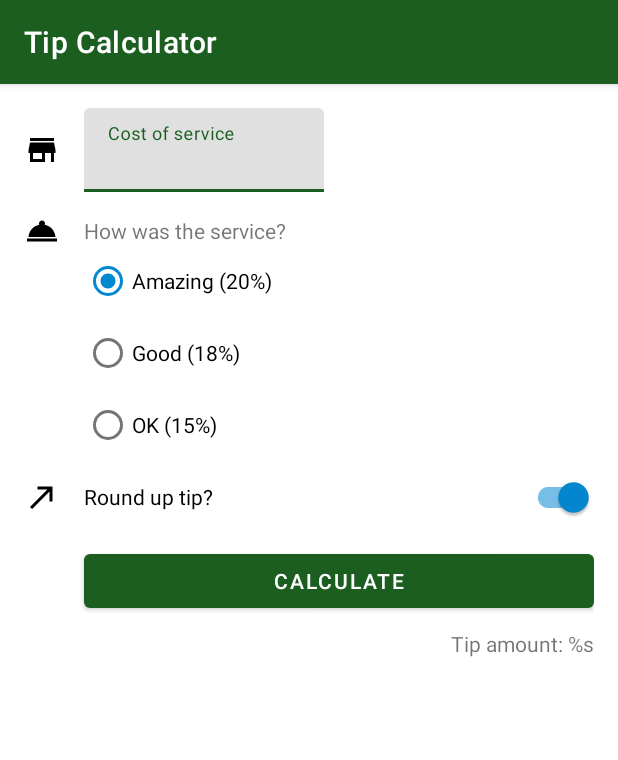
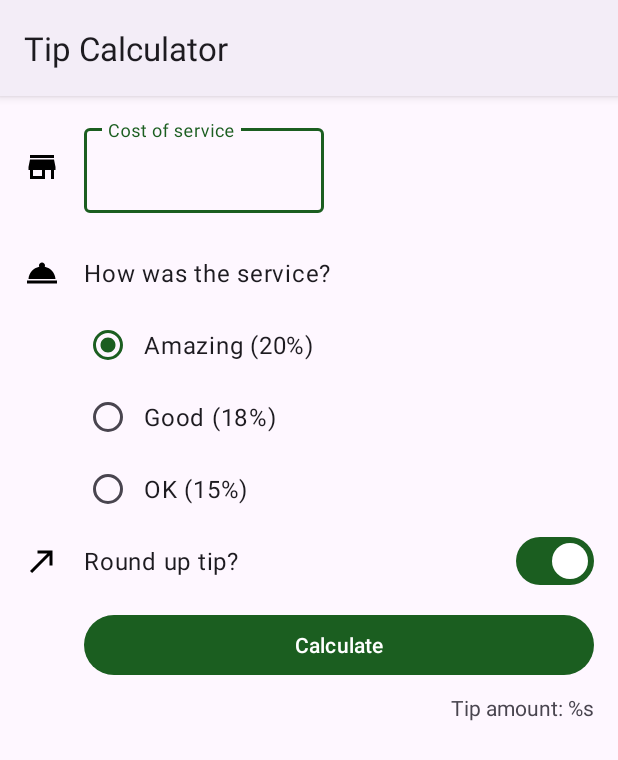
Before and after one commit to Daud94/Tip-Calculator, an Android app: the screen it shows after launch (MainActivity), on a phone screen of 412 x 824 dp. Shown: the top 760 px of the screen. Run offline under Robolectric (Android 15) with nearby library versions, the phone set to English and light mode, and no system bars; 4 statements that could not run were skipped.

Commit message:
styling and theming and enhancing UX

```diff
--- a/app/build.gradle
+++ b/app/build.gradle
@@ -40,9 +40,8 @@ dependencies {
 
     implementation 'androidx.core:core-ktx:1.8.0'
     implementation 'androidx.appcompat:appcompat:1.5.0'
-    implementation 'com.google.android.material:material:1.6.1'
     implementation 'androidx.constraintlayout:constraintlayout:2.1.4'
-    implementation 'com.google.android.material:material:1.6.1'
+    implementation 'com.google.android.material:material:1.7.0-beta01'
     testImplementation 'junit:junit:4.13.2'
     androidTestImplementation 'androidx.test.ext:junit:1.1.3'
     androidTestImplementation 'androidx.test.espresso:espresso-core:3.4.0'
--- a/app/src/main/res/layout/activity_main.xml
+++ b/app/src/main/res/layout/activity_main.xml
@@ -1,7 +1,11 @@
 <?xml version="1.0" encoding="utf-8"?>
-<androidx.constraintlayout.widget.ConstraintLayout xmlns:android="http://schemas.android.com/apk/res/android"
+<ScrollView
     xmlns:app="http://schemas.android.com/apk/res-auto"
     xmlns:tools="http://schemas.android.com/tools"
+    xmlns:android="http://schemas.android.com/apk/res/android"
+    android:layout_width="match_parent"
+    android:layout_height="match_parent">
+<androidx.constraintlayout.widget.ConstraintLayout xmlns:android="http://schemas.android.com/apk/res/android"
     android:layout_width="match_parent"
     android:layout_height="match_parent"
     android:padding="16dp"
@@ -44,13 +48,14 @@
         app:layout_constraintTop_toTopOf="@id/service_question"
         app:layout_constraintBottom_toBottomOf="@id/service_question"/>
 
-    <TextView
+    <com.google.android.material.textview.MaterialTextView
         android:id="@+id/service_question"
         android:layout_width="wrap_content"
         android:layout_height="wrap_content"
         android:text="@string/how_was_the_service"
         app:layout_constraintStart_toStartOf="@id/cost_of_service"
         app:layout_constraintTop_toBottomOf="@id/cost_of_service"
+        style="@style/Widget.TipTime.TextView"
         android:layout_marginTop="16dp"/>
 
     <RadioGroup
@@ -92,7 +97,7 @@
         app:layout_constraintBottom_toBottomOf="@id/round_up_switch"/>
 
 
-    <com.google.android.material.switchmaterial.SwitchMaterial
+    <com.google.android.material.materialswitch.MaterialSwitch
         android:id="@+id/round_up_switch"
         android:layout_width="0dp"
         android:layout_height="wrap_content"
@@ -100,6 +105,7 @@
         android:text="@string/round_up_tip"
         app:layout_constraintEnd_toEndOf="parent"
         android:layout_marginStart="16dp"
+        style="@style/Widget.TipTime.CompoundButton.Switch"
         app:layout_constraintStart_toEndOf="@id/ic_round_up"
         app:layout_constraintTop_toBottomOf="@id/tip_options" />
 
@@ -125,3 +131,4 @@
 
 
 </androidx.constraintlayout.widget.ConstraintLayout>
+</ScrollView>
--- a/app/src/main/res/values-night/themes.xml
+++ b/app/src/main/res/values-night/themes.xml
@@ -1,6 +1,6 @@
 <resources xmlns:tools="http://schemas.android.com/tools">
     <!-- Base application theme. -->
-    <style name="Theme.TipCalculator" parent="Theme.MaterialComponents.DayNight.DarkActionBar">
+    <style name="Theme.TipCalculator" parent="Theme.MaterialComponents.DayNight">
         <!-- Primary brand color. -->
         <item name="colorPrimary">@color/green_light</item>
         <item name="colorPrimaryVariant">@color/green</item>
--- /dev/null
+++ b/app/src/main/res/values/dimens.xml
@@ -0,0 +1,4 @@
+<?xml version="1.0" encoding="utf-8"?>
+<resources>
+    <dimen name="min_text_height">48dp</dimen>
+</resources>
--- /dev/null
+++ b/app/src/main/res/values/styles.xml
@@ -0,0 +1,17 @@
+<?xml version="1.0" encoding="utf-8"?>
+<resources>
+    <style name="Widget.TipTime.TextView" parent="Widget.MaterialComponents.TextView">
+        <item name="android:minHeight">@dimen/min_text_height</item>
+        <item name="android:gravity">center_vertical</item>
+        <item name="android:textAppearance">?attr/textAppearanceBody1</item>
+    </style>
+    <style name="Widget.TipTime.CompoundButton.Switch" parent="Widget.Material3.CompoundButton.MaterialSwitch">
+            <item name="android:minHeight">@dimen/min_text_height</item>
+            <item name="android:gravity">center_vertical</item>
+            <item name="android:textAppearance">?attr/textAppearanceBody1</item>
+    </style>
+    <style name="Widget.TipTime.CompoundButton.RadioButton" parent="Widget.Material3.CompoundButton.RadioButton">
+        <item name="android:paddingStart">8dp</item>
+        <item name="android:textAppearance">?attr/textAppearanceBody1</item>
+    </style>
+</resources>
--- a/app/src/main/res/values/themes.xml
+++ b/app/src/main/res/values/themes.xml
@@ -1,6 +1,6 @@
 <resources xmlns:tools="http://schemas.android.com/tools">
     <!-- Base application theme. -->
-    <style name="Theme.TipCalculator" parent="Theme.MaterialComponents.DayNight.DarkActionBar">
+    <style name="Theme.TipCalculator" parent="Theme.Material3.Light">
         <!-- Primary brand color. -->
         <item name="colorPrimary">@color/green</item>
         <item name="colorPrimaryVariant">@color/green_dark</item>
@@ -12,5 +12,11 @@
         <!-- Status bar color. -->
         <item name="android:statusBarColor" tools:targetApi="l">?attr/colorPrimaryVariant</item>
         <!-- Customize your theme here. -->
+<!--        Text input fields-->
+        <item name="textInputStyle">@style/Widget.Material3.TextInputLayout.OutlinedBox</item>
+<!--        Radio buttons-->
+        <item name="radioButtonStyle">@style/Widget.TipTime.CompoundButton.RadioButton</item>
+<!--        Switches-->
+        <item name="switchStyle">@style/Widget.TipTime.CompoundButton.Switch</item>
     </style>
 </resources>
```
Also changed, not shown: app/src/main/java/com/example/tipcalculator/MainActivity.kt (+15 -0 lines).
